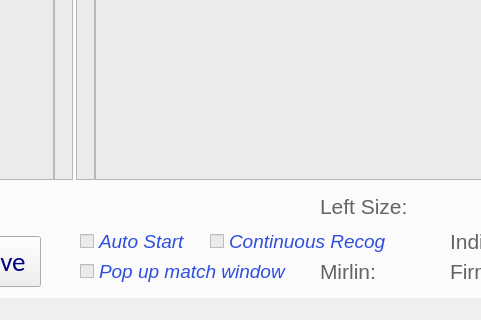
lidianzhe/irisclient_arm, file mainwindow.ui: the form before one commit; both pictures show x 602 to 1083 and y 401 to 721 of the 1360 by 721 pixel window.
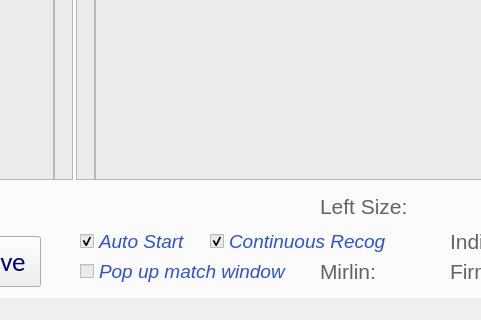
The form after the commit.

```diff
--- a/mainwindow.ui
+++ b/mainwindow.ui
@@ -131,7 +131,7 @@
        <string>Continuous Recog</string>
       </property>
       <property name="checked">
-       <bool>false</bool>
+       <bool>true</bool>
       </property>
      </widget>
      <widget class="QPushButton" name="pushButton_Save">
@@ -1657,7 +1657,7 @@
        <string>Auto Start</string>
       </property>
       <property name="checked">
-       <bool>false</bool>
+       <bool>true</bool>
       </property>
      </widget>
      <widget class="QLabel" name="label_10">
```
